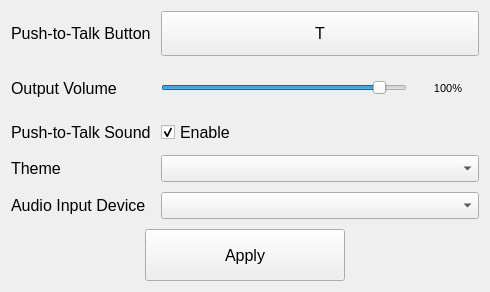
Before: the Qt Designer form src/View/SettingsWindow/settingswindow.ui in Flone-dnb/Silent, drawn with Qt 5.
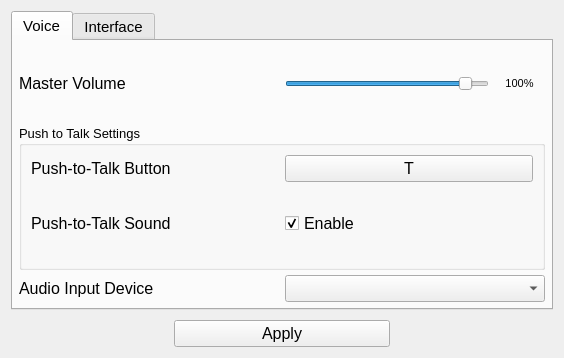
After: the same form once the commit is applied.

Commit message: Settings window reworked.

Diff of the .ui file:
```diff
--- a/src/View/SettingsWindow/settingswindow.ui
+++ b/src/View/SettingsWindow/settingswindow.ui
@@ -6,8 +6,8 @@
    <rect>
     <x>0</x>
     <y>0</y>
-    <width>490</width>
-    <height>292</height>
+    <width>564</width>
+    <height>358</height>
    </rect>
   </property>
   <property name="font">
@@ -40,67 +40,45 @@
      <number>11</number>
     </property>
     <item>
-     <layout class="QFormLayout" name="formLayout">
-      <property name="sizeConstraint">
-       <enum>QLayout::SetDefaultConstraint</enum>
+     <widget class="QTabWidget" name="tabWidget_settings">
+      <property name="font">
+       <font>
+        <family>Segoe UI</family>
+        <pointsize>11</pointsize>
+       </font>
       </property>
-      <property name="fieldGrowthPolicy">
-       <enum>QFormLayout::AllNonFixedFieldsGrow</enum>
+      <property name="styleSheet">
+       <string notr="true"/>
       </property>
-      <property name="rowWrapPolicy">
-       <enum>QFormLayout::DontWrapRows</enum>
-      </property>
-      <property name="bottomMargin">
+      <property name="currentIndex">
        <number>0</number>
       </property>
-      <item row="1" column="0">
-       <widget class="QLabel" name="label">
-        <property name="sizePolicy">
-         <sizepolicy hsizetype="Preferred" vsizetype="Expanding">
-          <horstretch>0</horstretch>
-          <verstretch>0</verstretch>
-         </sizepolicy>
+      <widget class="QWidget" name="tab_voice">
+       <attribute name="title">
+        <string>Voice</string>
+       </attribute>
+       <layout class="QVBoxLayout" name="verticalLayout" stretch="20,40,30">
+        <property name="spacing">
+         <number>5</number>
         </property>
-        <property name="font">
-         <font>
-          <family>Segoe UI</family>
-          <pointsize>12</pointsize>
-         </font>
+        <property name="leftMargin">
+         <number>6</number>
         </property>
-        <property name="styleSheet">
-         <string notr="true"/>
+        <property name="topMargin">
+         <number>6</number>
         </property>
-        <property name="text">
-         <string>Push-to-Talk Button</string>
+        <property name="rightMargin">
+         <number>6</number>
         </property>
-       </widget>
-      </item>
-      <item row="1" column="1">
-       <widget class="QPushButton" name="pushButton_pushtotalk">
-        <property name="sizePolicy">
-         <sizepolicy hsizetype="Expanding" vsizetype="Expanding">
-          <horstretch>0</horstretch>
-          <verstretch>0</verstretch>
-         </sizepolicy>
+        <property name="bottomMargin">
+         <number>6</number>
         </property>
-        <property name="font">
-         <font>
-          <family>Segoe UI</family>
-          <pointsize>12</pointsize>
-         </font>
-        </property>
-        <property name="styleSheet">
-         <string notr="true"/>
-        </property>
-        <property name="text">
-         <string>T</string>
-        </property>
-       </widget>
-      </item>
-      <item row="2" column="0">
+        <item>
+         <layout class="QHBoxLayout" name="horizontalLayout_5" stretch="50,50">
+          <item>
        <widget class="QLabel" name="label_2">
         <property name="sizePolicy">
-         <sizepolicy hsizetype="Preferred" vsizetype="Expanding">
+             <sizepolicy hsizetype="Preferred" vsizetype="Preferred">
           <horstretch>0</horstretch>
           <verstretch>0</verstretch>
          </sizepolicy>
@@ -115,14 +93,20 @@
          <string notr="true"/>
         </property>
         <property name="text">
-         <string>Output Volume</string>
+             <string>Master Volume</string>
         </property>
        </widget>
       </item>
-      <item row="2" column="1">
+          <item>
        <layout class="QHBoxLayout" name="horizontalLayout_4" stretch="80,20">
         <item>
          <widget class="QSlider" name="horizontalSlider_volume">
+              <property name="sizePolicy">
+               <sizepolicy hsizetype="Expanding" vsizetype="Fixed">
+                <horstretch>0</horstretch>
+                <verstretch>0</verstretch>
+               </sizepolicy>
+              </property>
           <property name="styleSheet">
            <string notr="true"/>
           </property>
@@ -147,6 +131,7 @@
          <widget class="QLabel" name="label_4">
           <property name="font">
            <font>
+                <family>Segoe UI</family>
             <pointsize>8</pointsize>
            </font>
           </property>
@@ -163,7 +148,80 @@
         </item>
        </layout>
       </item>
-      <item row="3" column="0">
+         </layout>
+        </item>
+        <item>
+         <widget class="QGroupBox" name="groupBox">
+          <property name="font">
+           <font>
+            <family>Segoe UI</family>
+            <pointsize>10</pointsize>
+           </font>
+          </property>
+          <property name="title">
+           <string>Push to Talk Settings</string>
+          </property>
+          <property name="flat">
+           <bool>true</bool>
+          </property>
+          <layout class="QVBoxLayout" name="verticalLayout_3" stretch="50,50">
+           <property name="topMargin">
+            <number>9</number>
+           </property>
+           <property name="bottomMargin">
+            <number>9</number>
+           </property>
+           <item>
+            <layout class="QHBoxLayout" name="horizontalLayout_2" stretch="50,50">
+             <item>
+              <widget class="QLabel" name="label">
+               <property name="sizePolicy">
+                <sizepolicy hsizetype="Preferred" vsizetype="Preferred">
+                 <horstretch>0</horstretch>
+                 <verstretch>0</verstretch>
+                </sizepolicy>
+               </property>
+               <property name="font">
+                <font>
+                 <family>Segoe UI</family>
+                 <pointsize>12</pointsize>
+                </font>
+               </property>
+               <property name="styleSheet">
+                <string notr="true"/>
+               </property>
+               <property name="text">
+                <string>Push-to-Talk Button</string>
+               </property>
+              </widget>
+             </item>
+             <item>
+              <widget class="QPushButton" name="pushButton_pushtotalk">
+               <property name="sizePolicy">
+                <sizepolicy hsizetype="Preferred" vsizetype="Fixed">
+                 <horstretch>0</horstretch>
+                 <verstretch>0</verstretch>
+                </sizepolicy>
+               </property>
+               <property name="font">
+                <font>
+                 <family>Segoe UI</family>
+                 <pointsize>12</pointsize>
+                </font>
+               </property>
+               <property name="styleSheet">
+                <string notr="true"/>
+               </property>
+               <property name="text">
+                <string>T</string>
+               </property>
+              </widget>
+             </item>
+            </layout>
+           </item>
+           <item>
+            <layout class="QHBoxLayout" name="horizontalLayout_6" stretch="50,50">
+             <item>
        <widget class="QLabel" name="label_pushSound">
         <property name="font">
          <font>
@@ -176,8 +234,14 @@
         </property>
        </widget>
       </item>
-      <item row="3" column="1">
+             <item>
        <widget class="QCheckBox" name="checkBox_pushToTalkSound">
+               <property name="sizePolicy">
+                <sizepolicy hsizetype="Preferred" vsizetype="Preferred">
+                 <horstretch>0</horstretch>
+                 <verstretch>0</verstretch>
+                </sizepolicy>
+               </property>
         <property name="font">
          <font>
           <family>Segoe UI</family>
@@ -195,7 +259,54 @@
         </property>
        </widget>
       </item>
-      <item row="4" column="0">
+            </layout>
+           </item>
+          </layout>
+         </widget>
+        </item>
+        <item>
+         <layout class="QHBoxLayout" name="horizontalLayout_3" stretch="50,50">
+          <item>
+           <widget class="QLabel" name="label_5">
+            <property name="font">
+             <font>
+              <family>Segoe UI</family>
+              <pointsize>12</pointsize>
+             </font>
+            </property>
+            <property name="text">
+             <string>Audio Input Device</string>
+            </property>
+           </widget>
+          </item>
+          <item>
+           <widget class="QComboBox" name="comboBox_input">
+            <property name="sizePolicy">
+             <sizepolicy hsizetype="Preferred" vsizetype="Fixed">
+              <horstretch>0</horstretch>
+              <verstretch>0</verstretch>
+             </sizepolicy>
+            </property>
+            <property name="font">
+             <font>
+              <family>Segoe UI</family>
+              <pointsize>12</pointsize>
+             </font>
+            </property>
+           </widget>
+          </item>
+         </layout>
+        </item>
+       </layout>
+      </widget>
+      <widget class="QWidget" name="tab_interface">
+       <attribute name="title">
+        <string>Interface</string>
+       </attribute>
+       <layout class="QVBoxLayout" name="verticalLayout_4" stretch="20,80">
+        <item>
+         <layout class="QHBoxLayout" name="horizontalLayout_7" stretch="50,50">
+          <item>
        <widget class="QLabel" name="label_3">
         <property name="sizePolicy">
          <sizepolicy hsizetype="Preferred" vsizetype="Expanding">
@@ -217,10 +328,11 @@
         </property>
        </widget>
       </item>
-      <item row="4" column="1">
+          <item>
        <widget class="QComboBox" name="comboBox_themes">
         <property name="font">
          <font>
+              <family>Segoe UI</family>
           <pointsize>12</pointsize>
          </font>
         </property>
@@ -229,29 +341,24 @@
         </property>
        </widget>
       </item>
-      <item row="5" column="0">
-       <widget class="QLabel" name="label_5">
-        <property name="font">
-         <font>
-          <family>Segoe UI</family>
-          <pointsize>12</pointsize>
-         </font>
-        </property>
-        <property name="text">
-         <string>Audio Input Device</string>
-        </property>
-       </widget>
-      </item>
-      <item row="5" column="1">
-       <widget class="QComboBox" name="comboBox_input">
-        <property name="font">
-         <font>
-          <pointsize>12</pointsize>
-         </font>
-        </property>
-       </widget>
-      </item>
-     </layout>
+         </layout>
+        </item>
+        <item>
+         <spacer name="verticalSpacer">
+          <property name="orientation">
+           <enum>Qt::Vertical</enum>
+          </property>
+          <property name="sizeHint" stdset="0">
+           <size>
+            <width>20</width>
+            <height>40</height>
+           </size>
+          </property>
+         </spacer>
+        </item>
+       </layout>
+      </widget>
+     </widget>
     </item>
     <item>
      <layout class="QHBoxLayout" name="horizontalLayout" stretch="30,40,30">
@@ -271,7 +378,7 @@
       <item>
        <widget class="QPushButton" name="pushButton_2">
         <property name="sizePolicy">
-         <sizepolicy hsizetype="Minimum" vsizetype="Minimum">
+         <sizepolicy hsizetype="Minimum" vsizetype="Fixed">
           <horstretch>0</horstretch>
           <verstretch>0</verstretch>
          </sizepolicy>
```
Left out of the diff: 2 changed lines with no effect on the pictures. Lines whose indentation alone changed are shown as unchanged.
